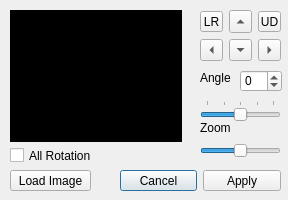
First picture: the form in pathgenerator_app/importsprite.ui, repository danielmeinert/objectcreator, before the edit.
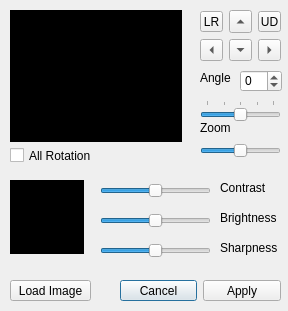
Second picture: the form after the edit. Icons and pictures are not drawn.

Commit message: improved texture importer

```diff
--- a/pathgenerator_app/importsprite.ui
+++ b/pathgenerator_app/importsprite.ui
@@ -7,7 +7,7 @@
     <x>0</x>
     <y>0</y>
     <width>288</width>
-    <height>200</height>
+    <height>311</height>
    </rect>
   </property>
   <property name="sizePolicy">
@@ -23,7 +23,7 @@
    <property name="geometry">
     <rect>
      <x>120</x>
-     <y>170</y>
+     <y>280</y>
      <width>161</width>
      <height>21</height>
     </rect>
@@ -181,7 +181,7 @@
    <property name="geometry">
     <rect>
      <x>10</x>
-     <y>170</y>
+     <y>280</y>
      <width>81</width>
      <height>21</height>
     </rect>
@@ -307,6 +307,166 @@
     <number>90</number>
    </property>
   </widget>
+  <widget class="QLabel" name="sprite_preview">
+   <property name="enabled">
+    <bool>true</bool>
+   </property>
+   <property name="geometry">
+    <rect>
+     <x>10</x>
+     <y>180</y>
+     <width>74</width>
+     <height>74</height>
+    </rect>
+   </property>
+   <property name="contextMenuPolicy">
+    <enum>Qt::DefaultContextMenu</enum>
+   </property>
+   <property name="autoFillBackground">
+    <bool>false</bool>
+   </property>
+   <property name="styleSheet">
+    <string notr="true">QLabel {
+
+	background-color: rgb(0, 0, 0);
+}</string>
+   </property>
+   <property name="frameShape">
+    <enum>QFrame::WinPanel</enum>
+   </property>
+   <property name="frameShadow">
+    <enum>QFrame::Raised</enum>
+   </property>
+   <property name="lineWidth">
+    <number>1</number>
+   </property>
+   <property name="text">
+    <string/>
+   </property>
+  </widget>
+  <widget class="QSlider" name="slider_contrast">
+   <property name="geometry">
+    <rect>
+     <x>100</x>
+     <y>180</y>
+     <width>111</width>
+     <height>22</height>
+    </rect>
+   </property>
+   <property name="minimum">
+    <number>0</number>
+   </property>
+   <property name="maximum">
+    <number>200</number>
+   </property>
+   <property name="singleStep">
+    <number>1</number>
+   </property>
+   <property name="value">
+    <number>100</number>
+   </property>
+   <property name="orientation">
+    <enum>Qt::Horizontal</enum>
+   </property>
+   <property name="tickInterval">
+    <number>0</number>
+   </property>
+  </widget>
+  <widget class="QLabel" name="label_3">
+   <property name="geometry">
+    <rect>
+     <x>220</x>
+     <y>180</y>
+     <width>47</width>
+     <height>16</height>
+    </rect>
+   </property>
+   <property name="text">
+    <string>Contrast</string>
+   </property>
+  </widget>
+  <widget class="QSlider" name="slider_brightness">
+   <property name="geometry">
+    <rect>
+     <x>100</x>
+     <y>210</y>
+     <width>111</width>
+     <height>22</height>
+    </rect>
+   </property>
+   <property name="minimum">
+    <number>0</number>
+   </property>
+   <property name="maximum">
+    <number>200</number>
+   </property>
+   <property name="singleStep">
+    <number>1</number>
+   </property>
+   <property name="value">
+    <number>100</number>
+   </property>
+   <property name="orientation">
+    <enum>Qt::Horizontal</enum>
+   </property>
+   <property name="tickInterval">
+    <number>0</number>
+   </property>
+  </widget>
+  <widget class="QLabel" name="label_4">
+   <property name="geometry">
+    <rect>
+     <x>220</x>
+     <y>210</y>
+     <width>61</width>
+     <height>16</height>
+    </rect>
+   </property>
+   <property name="text">
+    <string>Brightness</string>
+   </property>
+  </widget>
+  <widget class="QSlider" name="slider_sharpness">
+   <property name="geometry">
+    <rect>
+     <x>100</x>
+     <y>240</y>
+     <width>111</width>
+     <height>22</height>
+    </rect>
+   </property>
+   <property name="minimum">
+    <number>0</number>
+   </property>
+   <property name="maximum">
+    <number>200</number>
+   </property>
+   <property name="singleStep">
+    <number>1</number>
+   </property>
+   <property name="value">
+    <number>100</number>
+   </property>
+   <property name="orientation">
+    <enum>Qt::Horizontal</enum>
+   </property>
+   <property name="tickInterval">
+    <number>0</number>
+   </property>
+  </widget>
+  <widget class="QLabel" name="label_5">
+   <property name="geometry">
+    <rect>
+     <x>220</x>
+     <y>240</y>
+     <width>61</width>
+     <height>16</height>
+    </rect>
+   </property>
+   <property name="text">
+    <string>Sharpness</string>
+   </property>
+  </widget>
  </widget>
  <resources>
   <include location="resources.qrc"/>
```
Left out of the diff: 4 changed lines with no effect on the pictures. The commit also changes 2 other files.
